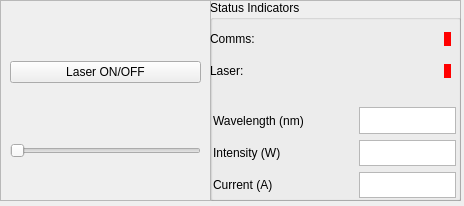
The window that Graphics/PyQt_files/laser_gui2.ui (maltissimo/LTPy) describes before a commit, drawn with Qt 5.
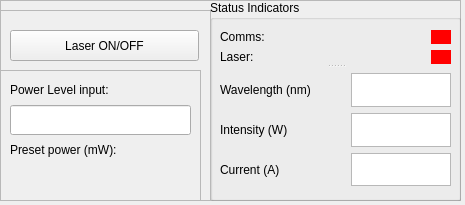
The same window after the commit. Custom widgets are drawn as their Qt base class.

Commit message: Commit of the LTPy project Cleaned up a few things in MeasurementControls started working on new laser interface

What changed in the file:
```diff
--- a/Graphics/PyQt_files/laser_gui2.ui
+++ b/Graphics/PyQt_files/laser_gui2.ui
@@ -6,10 +6,16 @@
    <rect>
     <x>0</x>
     <y>0</y>
-    <width>464</width>
-    <height>206</height>
+    <width>465</width>
+    <height>205</height>
    </rect>
   </property>
+  <property name="font">
+   <font>
+    <weight>50</weight>
+    <bold>false</bold>
+   </font>
+  </property>
   <property name="windowTitle">
    <string notr="true">Obis Laser Controller</string>
   </property>
@@ -39,9 +45,9 @@
      <property name="geometry">
       <rect>
        <x>0</x>
-       <y>0</y>
+       <y>10</y>
        <width>211</width>
-       <height>201</height>
+       <height>191</height>
       </rect>
      </property>
      <property name="frameShape">
@@ -50,41 +56,95 @@
      <property name="frameShadow">
       <enum>QFrame::Raised</enum>
      </property>
-     <layout class="QVBoxLayout" name="verticalLayout_3">
-      <item>
-       <layout class="QVBoxLayout" name="verticalLayout" stretch="0,0">
-        <property name="spacing">
-         <number>60</number>
-        </property>
-        <property name="sizeConstraint">
-         <enum>QLayout::SetFixedSize</enum>
-        </property>
-        <property name="topMargin">
-         <number>19</number>
-        </property>
-        <property name="bottomMargin">
-         <number>0</number>
-        </property>
-        <item>
          <widget class="MyPushButton" name="pushButton">
+      <property name="geometry">
+       <rect>
+        <x>10</x>
+        <y>20</y>
+        <width>189</width>
+        <height>31</height>
+       </rect>
+      </property>
           <property name="text">
            <string>Laser ON/OFF</string>
           </property>
          </widget>
+     <widget class="QFrame" name="frame_2">
+      <property name="geometry">
+       <rect>
+        <x>0</x>
+        <y>60</y>
+        <width>201</width>
+        <height>131</height>
+       </rect>
+      </property>
+      <property name="frameShape">
+       <enum>QFrame::StyledPanel</enum>
+      </property>
+      <property name="frameShadow">
+       <enum>QFrame::Raised</enum>
+      </property>
+      <widget class="QWidget" name="layoutWidget">
+       <property name="geometry">
+        <rect>
+         <x>10</x>
+         <y>0</y>
+         <width>181</width>
+         <height>124</height>
+        </rect>
+       </property>
+       <layout class="QVBoxLayout" name="verticalLayout" stretch="0,1,0,0">
+        <property name="spacing">
+         <number>5</number>
+        </property>
+        <property name="topMargin">
+         <number>10</number>
+        </property>
+        <property name="bottomMargin">
+         <number>10</number>
+        </property>
+        <item>
+         <widget class="MyLabel" name="power_level_label">
+          <property name="text">
+           <string>Power Level input:</string>
+          </property>
+         </widget>
         </item>
         <item>
-         <widget class="QSlider" name="horizontalSlider">
-          <property name="toolTip">
-           <string notr="true"/>
+         <widget class="MyQLineEdit" name="power_input_field">
+          <property name="maximumSize">
+           <size>
+            <width>16777215</width>
+            <height>30</height>
+           </size>
           </property>
-          <property name="orientation">
-           <enum>Qt::Horizontal</enum>
+          <property name="font">
+           <font>
+            <weight>50</weight>
+            <bold>false</bold>
+           </font>
           </property>
          </widget>
         </item>
-       </layout>
-      </item>
-     </layout>
+        <item>
+         <widget class="MyLabel" name="power_preset_label">
+          <property name="text">
+           <string>Preset power (mW):</string>
+          </property>
+         </widget>
+        </item>
+        <item>
+         <widget class="MyLabel" name="power_preset_display">
+          <property name="text">
+           <string/>
+          </property>
+         </widget>
+        </item>
+       </layout>
+      </widget>
+     </widget>
+     <zorder>frame_2</zorder>
+     <zorder>pushButton</zorder>
     </widget>
     <widget class="QGroupBox" name="groupBox">
      <property name="geometry">
@@ -98,20 +158,39 @@
      <property name="title">
       <string>Status Indicators</string>
      </property>
-     <widget class="QWidget" name="layoutWidget">
+     <widget class="QSplitter" name="splitter">
       <property name="geometry">
        <rect>
         <x>0</x>
-        <y>20</y>
-        <width>241</width>
-        <height>71</height>
+        <y>30</y>
+        <width>251</width>
+        <height>161</height>
        </rect>
       </property>
+      <property name="orientation">
+       <enum>Qt::Vertical</enum>
+      </property>
+      <widget class="QWidget" name="layoutWidget">
       <layout class="QVBoxLayout" name="verticalLayout_2">
        <item>
-        <layout class="QHBoxLayout" name="horizontalLayout">
+         <layout class="QHBoxLayout" name="horizontalLayout" stretch="0,0">
+          <property name="spacing">
+           <number>0</number>
+          </property>
+          <property name="leftMargin">
+           <number>10</number>
+          </property>
+          <property name="rightMargin">
+           <number>10</number>
+          </property>
          <item>
           <widget class="MyLabel" name="comms_label">
+            <property name="sizePolicy">
+             <sizepolicy hsizetype="Preferred" vsizetype="Preferred">
+              <horstretch>0</horstretch>
+              <verstretch>0</verstretch>
+             </sizepolicy>
+            </property>
            <property name="text">
             <string>Comms:</string>
            </property>
@@ -128,6 +207,12 @@
              <verstretch>0</verstretch>
             </sizepolicy>
            </property>
+            <property name="maximumSize">
+             <size>
+              <width>20</width>
+              <height>16777215</height>
+             </size>
+            </property>
            <property name="styleSheet">
             <string notr="true">QLabel{background-color: red;}</string>
            </property>
@@ -140,8 +225,20 @@
        </item>
        <item>
         <layout class="QHBoxLayout" name="horizontalLayout_2">
+          <property name="leftMargin">
+           <number>10</number>
+          </property>
+          <property name="rightMargin">
+           <number>10</number>
+          </property>
          <item>
           <widget class="MyLabel" name="laser_label">
+            <property name="sizePolicy">
+             <sizepolicy hsizetype="Preferred" vsizetype="Preferred">
+              <horstretch>0</horstretch>
+              <verstretch>0</verstretch>
+             </sizepolicy>
+            </property>
            <property name="text">
             <string>Laser:</string>
            </property>
@@ -155,6 +252,12 @@
              <verstretch>0</verstretch>
             </sizepolicy>
            </property>
+            <property name="maximumSize">
+             <size>
+              <width>20</width>
+              <height>32</height>
+             </size>
+            </property>
            <property name="styleSheet">
             <string notr="true">QLabel{background-color: red;}</string>
            </property>
@@ -168,17 +271,21 @@
       </layout>
      </widget>
      <widget class="QWidget" name="layoutWidget">
-      <property name="geometry">
-       <rect>
-        <x>3</x>
-        <y>107</y>
-        <width>243</width>
-        <height>91</height>
-       </rect>
-      </property>
-      <layout class="QGridLayout" name="gridLayout" columnstretch="2,0">
+       <layout class="QGridLayout" name="gridLayout" columnstretch="0,0">
+        <property name="leftMargin">
+         <number>10</number>
+        </property>
+        <property name="topMargin">
+         <number>5</number>
+        </property>
+        <property name="rightMargin">
+         <number>10</number>
+        </property>
+        <property name="bottomMargin">
+         <number>5</number>
+        </property>
        <property name="horizontalSpacing">
-        <number>55</number>
+         <number>40</number>
        </property>
        <item row="0" column="0">
         <widget class="MyLabel" name="wavelength_label">
@@ -215,6 +322,20 @@
     </widget>
    </widget>
   </widget>
+   <widget class="QSplitter" name="splitter_3">
+    <property name="geometry">
+     <rect>
+      <x>0</x>
+      <y>0</y>
+      <width>0</width>
+      <height>0</height>
+     </rect>
+    </property>
+    <property name="orientation">
+     <enum>Qt::Vertical</enum>
+    </property>
+   </widget>
+  </widget>
  </widget>
  <customwidgets>
   <customwidget>
@@ -237,6 +358,11 @@
    <extends>QLabel</extends>
    <header location="global">Graphics.BaseClasses</header>
   </customwidget>
+  <customwidget>
+   <class>MyQLineEdit</class>
+   <extends>QLineEdit</extends>
+   <header location="global">BaseClasses.py</header>
+  </customwidget>
  </customwidgets>
  <resources/>
  <connections/>
```
Lines whose indentation alone changed are shown as unchanged. The commit also changes 8 other files.
